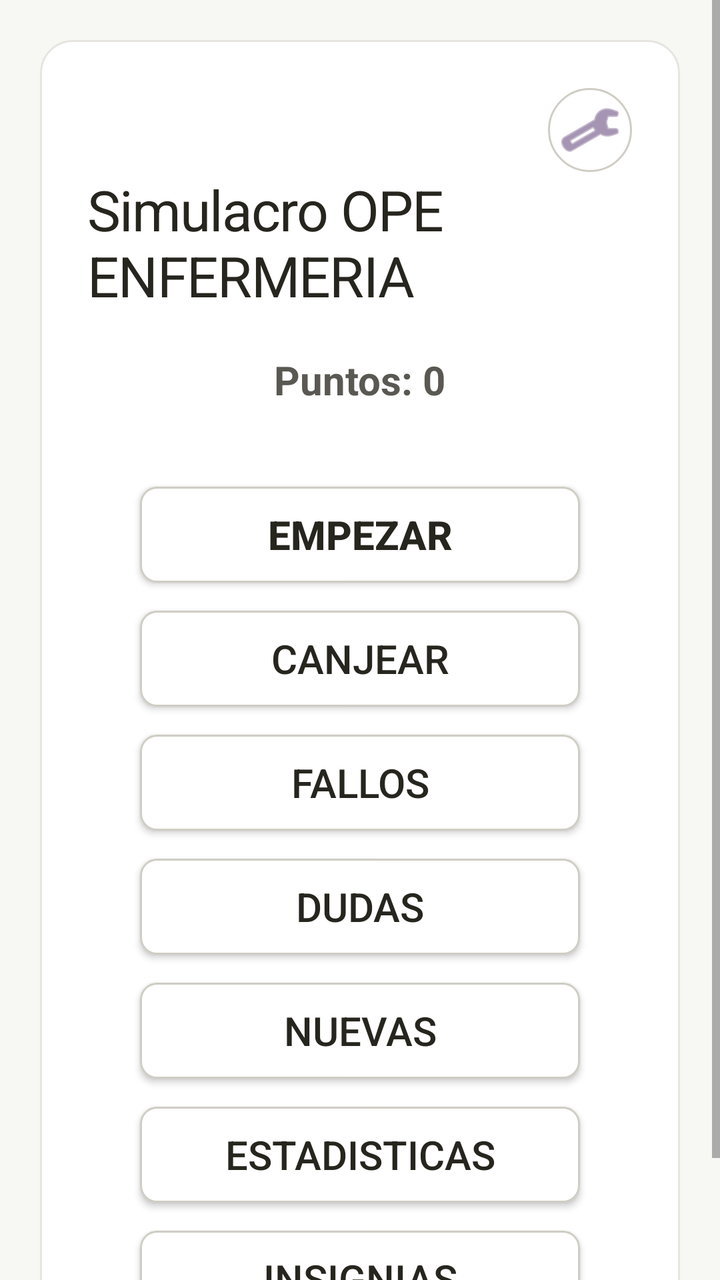
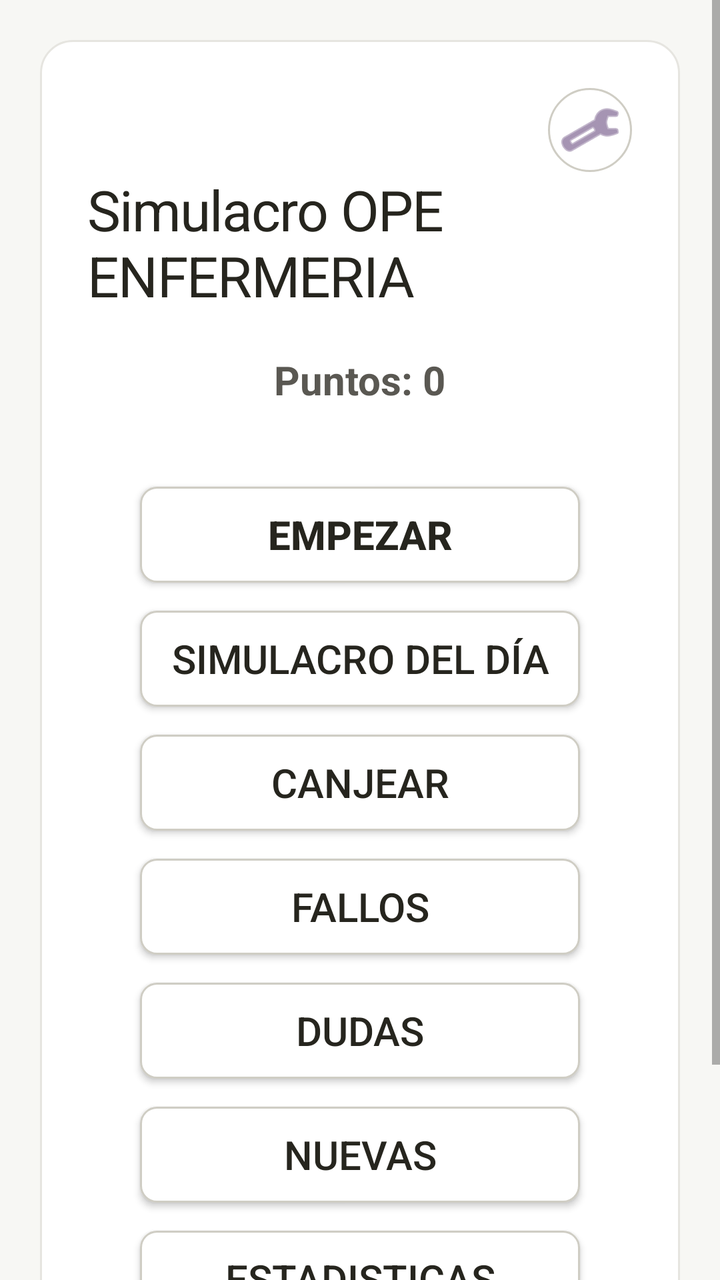

An Android layout rendered at two revisions. The XML below is the earlier revision; the diff shows what the commit changed to produce the second picture.
<!-- AndroidManifest.xml: application theme Theme.AppCompat.Light.NoActionBar -->
<!-- res/layout/activity_main.xml -->
<?xml version="1.0" encoding="utf-8"?>
<ScrollView xmlns:android="http://schemas.android.com/apk/res/android"
    android:id="@+id/rootScrollView"
    android:layout_width="match_parent"
    android:layout_height="match_parent"
    android:background="@drawable/bg_home"
    android:fillViewport="true">

    <LinearLayout
        android:id="@+id/contentContainer"
        android:layout_width="match_parent"
        android:layout_height="wrap_content"
        android:orientation="vertical"
        android:padding="20dp">

        <LinearLayout
            android:id="@+id/startLayout"
            android:layout_width="match_parent"
            android:layout_height="wrap_content"
            android:background="@drawable/pastel_panel"
            android:gravity="center"
            android:orientation="vertical"
            android:padding="24dp"
            android:paddingTop="40dp">

            <LinearLayout
                android:layout_width="match_parent"
                android:layout_height="wrap_content"
                android:gravity="end">

                <ImageButton
                    android:id="@+id/settingsButton"
                    android:layout_width="42dp"
                    android:layout_height="42dp"
                    android:background="@drawable/button_settings"
                    android:contentDescription="Ajustes"
                    android:padding="8dp"
                    android:src="@android:drawable/ic_menu_manage"
                    android:tint="#6A4D80" />
            </LinearLayout>

            <TextView
                android:layout_width="wrap_content"
                android:layout_height="wrap_content"
                android:text="Simulacro OPE ENFERMERIA"
                android:textSize="28sp"
                android:textColor="@color/ink"
                android:letterSpacing="-0.02" />

            <TextView
                android:id="@+id/pointsText"
                android:layout_width="wrap_content"
                android:layout_height="wrap_content"
                android:layout_marginTop="20dp"
                android:text="Puntos: 0"
                android:textSize="20sp"
                android:textColor="@color/body"
                android:textStyle="bold" />

            <Button
                android:id="@+id/startButton"
                android:layout_width="220dp"
                android:layout_height="wrap_content"
                android:layout_marginTop="40dp"
                android:background="@drawable/button_menu_item"
                android:text="EMPEZAR"
                android:textAllCaps="false"
                android:textColor="@color/ink"
                android:textSize="20sp"
                android:textStyle="bold" />

            <Button
                android:id="@+id/resumePausedButton"
                android:layout_width="220dp"
                android:layout_height="wrap_content"
                android:layout_marginTop="14dp"
                android:background="@drawable/button_soft_action"
                android:text="REANUDAR PAUSA"
                android:textAllCaps="false"
                android:textColor="@color/ink"
                android:textSize="20sp"
                android:visibility="gone" />

            <Button
                android:id="@+id/redeemButton"
                android:layout_width="220dp"
                android:layout_height="wrap_content"
                android:layout_marginTop="14dp"
                android:background="@drawable/button_menu_item"
                android:text="CANJEAR"
                android:textAllCaps="false"
                android:textColor="@color/ink"
                android:textSize="20sp" />

            <Button
                android:id="@+id/failuresButton"
                android:layout_width="220dp"
                android:layout_height="wrap_content"
                android:layout_marginTop="14dp"
                android:background="@drawable/button_menu_item"
                android:text="FALLOS"
                android:textAllCaps="false"
                android:textColor="@color/ink"
                android:textSize="20sp" />

            <Button
                android:id="@+id/doubtsButton"
                android:layout_width="220dp"
                android:layout_height="wrap_content"
                android:layout_marginTop="14dp"
                android:background="@drawable/button_menu_item"
                android:text="DUDAS"
                android:textAllCaps="false"
                android:textColor="@color/ink"
                android:textSize="20sp" />

            <Button
                android:id="@+id/newQuestionsButton"
                android:layout_width="220dp"
                android:layout_height="wrap_content"
                android:layout_marginTop="14dp"
                android:background="@drawable/button_menu_item"
                android:text="NUEVAS"
                android:textAllCaps="false"
                android:textColor="@color/ink"
                android:textSize="20sp" />

            <Button
                android:id="@+id/statisticsButton"
                android:layout_width="220dp"
                android:layout_height="wrap_content"
                android:layout_marginTop="14dp"
                android:background="@drawable/button_menu_item"
                android:text="ESTADISTICAS"
                android:textAllCaps="false"
                android:textColor="@color/ink"
                android:textSize="20sp" />

            <Button
                android:id="@+id/badgesButton"
                android:layout_width="220dp"
                android:layout_height="wrap_content"
                android:layout_marginTop="14dp"
                android:background="@drawable/button_menu_item"
                android:text="INSIGNIAS"
                android:textAllCaps="false"
                android:textColor="@color/ink"
                android:textSize="20sp" />
        </LinearLayout>

        <LinearLayout
            android:id="@+id/quizLayout"
            android:layout_width="match_parent"
            android:layout_height="wrap_content"
            android:orientation="vertical"
            android:visibility="gone">

            <LinearLayout
                android:layout_width="match_parent"
                android:layout_height="wrap_content"
                android:background="@drawable/pastel_panel"
                android:orientation="vertical"
                android:padding="20dp">

                <LinearLayout
                android:layout_width="match_parent"
                android:layout_height="wrap_content"
                android:gravity="end"
                android:orientation="horizontal">

                <Button
                    android:id="@+id/exitQuizButton"
                    android:layout_width="0dp"
                    android:layout_height="wrap_content"
                    android:layout_marginEnd="8dp"
                    android:layout_weight="1"
                    android:background="@drawable/button_soft_action"
                    android:text="Salir"
                    android:textAllCaps="false"
                    android:textColor="@color/ink" />

                <Button
                    android:id="@+id/pauseQuizButton"
                    android:layout_width="0dp"
                    android:layout_height="wrap_content"
                    android:layout_marginEnd="8dp"
                    android:layout_weight="1"
                    android:background="@drawable/button_soft_action"
                    android:text="Pausar"
                    android:textAllCaps="false"
                    android:textColor="@color/ink" />

                <Button
                    android:id="@+id/nextButton"
                    android:layout_width="0dp"
                    android:layout_height="wrap_content"
                    android:layout_weight="1"
                    android:background="@drawable/button_menu_item"
                    android:text="Siguiente"
                    android:textAllCaps="false"
                    android:textColor="@color/ink"
                    android:visibility="gone" />
            </LinearLayout>

            <TextView
                android:id="@+id/timerText"
                android:layout_width="wrap_content"
                android:layout_height="wrap_content"
                android:layout_marginTop="12dp"
                android:text="Tiempo: 00:00"
                android:textSize="16sp"
                android:textColor="@color/muted"
                android:textStyle="bold" />

            <TextView
                android:id="@+id/progressText"
                android:layout_width="wrap_content"
                android:layout_height="wrap_content"
                android:layout_marginTop="10dp"
                android:text="Pregunta 1/20"
                android:textSize="16sp" />

            <TextView
                android:id="@+id/yearText"
                android:layout_width="wrap_content"
                android:layout_height="wrap_content"
                android:layout_marginTop="8dp"
                android:text="Año: 0000"
                android:textStyle="bold" />

            <TextView
                android:id="@+id/questionText"
                android:layout_width="match_parent"
                android:layout_height="wrap_content"
                android:layout_marginTop="12dp"
                android:textSize="16sp"
                android:textColor="@color/ink"
                android:lineSpacingMultiplier="1.4"
                android:paddingTop="8dp"
                android:paddingBottom="8dp"
                android:maxLines="9999"
                android:ellipsize="none" />

            <LinearLayout
                android:id="@+id/optionsContainer"
                android:layout_width="match_parent"
                android:layout_height="wrap_content"
                android:layout_marginTop="16dp"
                android:orientation="vertical" />

            <LinearLayout
                android:layout_width="match_parent"
                android:layout_height="wrap_content"
                android:layout_marginTop="12dp"
                android:orientation="horizontal">

                <Button
                    android:id="@+id/blankButton"
                    android:layout_width="match_parent"
                    android:layout_height="wrap_content"
                    android:background="@drawable/button_soft_action"
                    android:text="Dejar vacía"
                    android:textAllCaps="false"
                    android:textColor="@color/ink" />
            </LinearLayout>

            <Button
                android:id="@+id/copyPromptButton"
                android:layout_width="match_parent"
                android:layout_height="wrap_content"
                android:layout_marginTop="8dp"
                android:background="@drawable/button_soft_action"
                android:text="Preguntar a IA"
                android:textAllCaps="false"
                android:textColor="@color/ink" />

            <TextView
                android:id="@+id/feedbackText"
                android:layout_width="match_parent"
                android:layout_height="wrap_content"
                android:layout_marginTop="12dp"
                android:textSize="16sp"
                android:textStyle="bold"
                android:visibility="gone" />
            </LinearLayout>
        </LinearLayout>

        <LinearLayout
            android:id="@+id/resultLayout"
            android:layout_width="match_parent"
            android:layout_height="wrap_content"
            android:gravity="center_horizontal"
            android:orientation="vertical"
            android:visibility="gone">

            <LinearLayout
                android:layout_width="match_parent"
                android:layout_height="wrap_content"
                android:background="@drawable/pastel_panel"
                android:gravity="center_horizontal"
                android:orientation="vertical"
                android:padding="20dp">

                <TextView
                android:id="@+id/resultTitle"
                android:layout_width="wrap_content"
                android:layout_height="wrap_content"
                android:text="Resultado"
                android:textSize="26sp"
                android:textColor="@color/ink" />

            <TextView
                android:id="@+id/scoreText"
                android:layout_width="wrap_content"
                android:layout_height="wrap_content"
                android:layout_marginTop="16dp"
                android:text="0/20"
                android:textSize="24sp" />

            <TextView
                android:id="@+id/netasText"
                android:layout_width="wrap_content"
                android:layout_height="wrap_content"
                android:layout_marginTop="16dp"
                android:text="NOTA: 0.00"
                android:textSize="30sp"
                android:textColor="@color/primary"
                android:textStyle="bold" />

            <TextView
                android:id="@+id/finalTimeText"
                android:layout_width="wrap_content"
                android:layout_height="wrap_content"
                android:layout_marginTop="8dp"
                android:text="Tiempo: 00:00"
                android:textSize="18sp" />

            <TextView
                android:id="@+id/earnedPointsText"
                android:layout_width="wrap_content"
                android:layout_height="wrap_content"
                android:layout_marginTop="8dp"
                android:text="Has ganado 0 puntos"
                android:textSize="18sp"
                android:textStyle="bold" />

            <Button
                android:id="@+id/anotherSimulationButton"
                android:layout_width="match_parent"
                android:layout_height="wrap_content"
                android:layout_marginTop="24dp"
                android:background="@drawable/button_soft_action"
                android:text="Estoy fuerte, me apetece otro"
                android:textAllCaps="false"
                android:textColor="@color/ink" />

            <Button
                android:id="@+id/restartButton"
                android:layout_width="match_parent"
                android:layout_height="wrap_content"
                android:layout_marginTop="10dp"
                android:background="@drawable/button_soft_action"
                android:text="Volver al menú principal"
                android:textAllCaps="false"
                android:textColor="@color/ink" />
            </LinearLayout>
        </LinearLayout>

    </LinearLayout>
</ScrollView>
<!-- resources referenced by this layout -->
<resources>
  <color name="body">#5a5852</color>
  <color name="ink">#26251e</color>
  <color name="muted">#807d72</color>
  <color name="primary">#8CD2C0</color>
  <!-- drawable bg_home (drawable) -->
  <?xml version="1.0" encoding="utf-8"?>
  <shape xmlns:android="http://schemas.android.com/apk/res/android"
      android:shape="rectangle">
      <solid android:color="@color/canvas" />
  </shape>
  <!-- drawable button_menu_item (drawable) -->
  ﻿<?xml version="1.0" encoding="utf-8"?>
  <ripple xmlns:android="http://schemas.android.com/apk/res/android"
      android:color="#FF70BFA9">
      <item android:id="@android:id/mask">
          <shape android:shape="rectangle">
              <solid android:color="#FFFFFFFF" />
              <corners android:radius="8dp" />
          </shape>
      </item>
      <item>
          <selector>
              <item android:state_pressed="true">
                  <shape android:shape="rectangle">
                      <solid android:color="#FFB2E4DA" />
                      <corners android:radius="8dp" />
                      <stroke android:width="2dp" android:color="#FF70BFA9" />
                  </shape>
              </item>
              <item>
                  <shape android:shape="rectangle">
                      <solid android:color="@color/surface_card" />
                      <corners android:radius="8dp" />
                      <stroke android:width="1dp" android:color="@color/hairline_strong" />
                  </shape>
              </item>
          </selector>
      </item>
  </ripple>
  <!-- drawable button_settings (drawable) -->
  ﻿<?xml version="1.0" encoding="utf-8"?>
  <ripple xmlns:android="http://schemas.android.com/apk/res/android"
      android:color="#FF70BFA9">
      <item android:id="@android:id/mask">
          <shape android:shape="oval">
              <solid android:color="#FFFFFFFF" />
          </shape>
      </item>
      <item>
          <selector>
              <item android:state_pressed="true">
                  <shape android:shape="oval">
                      <solid android:color="#FFB2E4DA" />
                      <stroke android:width="2dp" android:color="#FF70BFA9" />
                  </shape>
              </item>
              <item>
                  <shape android:shape="oval">
                      <solid android:color="@color/surface_card" />
                      <stroke android:width="1dp" android:color="@color/hairline_strong" />
                  </shape>
              </item>
          </selector>
      </item>
  </ripple>
  <!-- drawable pastel_panel (drawable) -->
  <?xml version="1.0" encoding="utf-8"?>
  <shape xmlns:android="http://schemas.android.com/apk/res/android"
      android:shape="rectangle">
      <solid android:color="@android:color/white" />
      <corners android:radius="16dp" />
      <stroke
          android:width="1dp"
          android:color="@color/hairline" />
  </shape>
  <color name="canvas">#f7f7f4</color>
  <color name="surface_card">#ffffff</color>
  <color name="hairline_strong">#cfcdc4</color>
  <color name="hairline">#e6e5e0</color>
  <!-- unchanged entries left out for length: 1 -->
</resources>

<!-- the commit's change to res/layout/activity_main.xml (unified diff, before → after) -->
@@ -68,6 +68,17 @@
                 android:textColor="@color/ink"
                 android:textSize="20sp"
                 android:textStyle="bold" />
+
+            <Button
+                android:id="@+id/dailyButton"
+                android:layout_width="220dp"
+                android:layout_height="wrap_content"
+                android:layout_marginTop="14dp"
+                android:background="@drawable/button_menu_item"
+                android:text="SIMULACRO DEL DÍA"
+                android:textAllCaps="false"
+                android:textColor="@color/ink"
+                android:textSize="20sp" />
 
             <Button
                 android:id="@+id/resumePausedButton"
